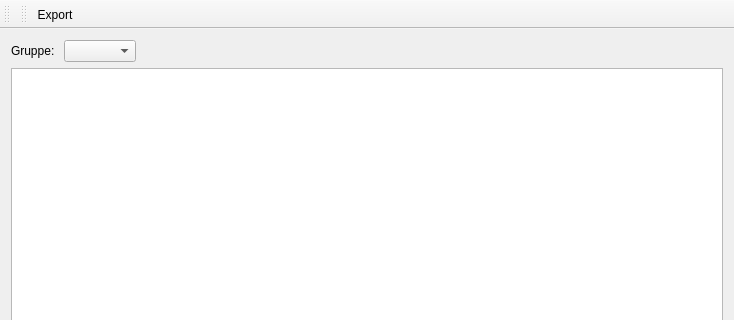
First picture: the form in mainwindow.ui, repository jakobkogler/pk-tool, before the edit; both pictures show x 0 to 734 and y 0 to 320 of the 734 by 550 pixel window.
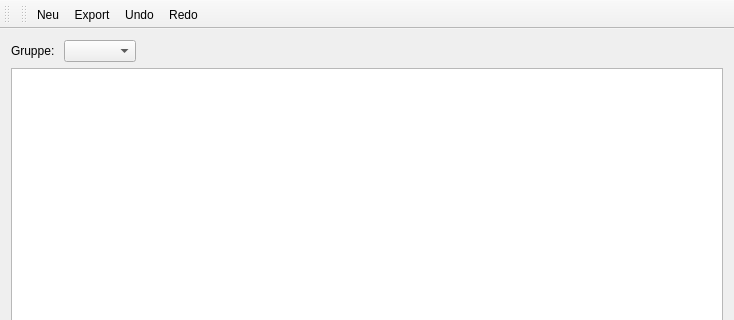
Second picture: the form after the edit.

Commit message: history (quite dirty implementation)

```diff
--- a/mainwindow.ui
+++ b/mainwindow.ui
@@ -97,7 +97,10 @@
    <attribute name="toolBarBreak">
     <bool>false</bool>
    </attribute>
+   <addaction name="action_new"/>
    <addaction name="action_export"/>
+   <addaction name="action_undo"/>
+   <addaction name="action_redo"/>
   </widget>
   <action name="action_export">
    <property name="text">
@@ -107,6 +110,24 @@
     <string>Ctrl+S</string>
    </property>
   </action>
+  <action name="action_new">
+   <property name="text">
+    <string>Neu</string>
+   </property>
+   <property name="toolTip">
+    <string>Neu</string>
+   </property>
+  </action>
+  <action name="action_undo">
+   <property name="text">
+    <string>Undo</string>
+   </property>
+  </action>
+  <action name="action_redo">
+   <property name="text">
+    <string>Redo</string>
+   </property>
+  </action>
  </widget>
  <layoutdefault spacing="6" margin="11"/>
  <resources/>
```
The commit also changes 2 other files.
